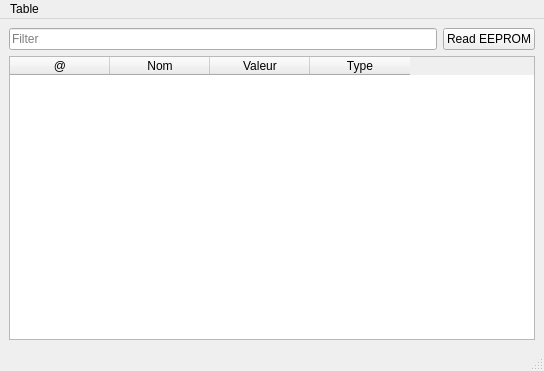
Before: the Qt Designer form PluginModules/EEPROM_CPU/ihm_EEPROM_CPU.ui in CRLG/LABOTBOX, drawn with Qt 5.
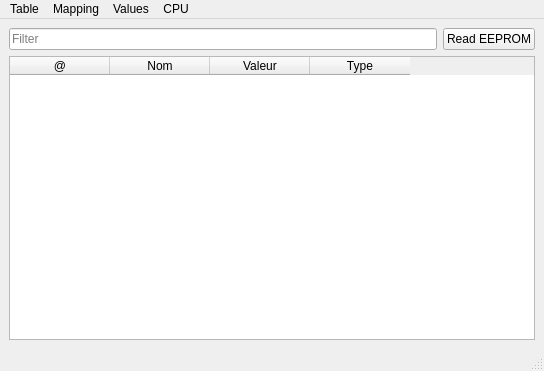
After: the same form once the commit is applied.

Commit message:
[EEPROM_CPU] Ajout des fonctions de lecture et écriture dans des fichiers
- Table
- Mapping
- Valeurs

```diff
--- a/PluginModules/EEPROM_CPU/ihm_EEPROM_CPU.ui
+++ b/PluginModules/EEPROM_CPU/ihm_EEPROM_CPU.ui
@@ -79,9 +79,35 @@
     </property>
     <addaction name="actionOpen"/>
     <addaction name="actionSave"/>
-    <addaction name="actionImport"/>
+    <addaction name="separator"/>
+    <addaction name="actionLockTable"/>
+    <addaction name="actionCleanTable"/>
+   </widget>
+   <widget class="QMenu" name="menuMapping">
+    <property name="title">
+     <string>Mapping</string>
+    </property>
+    <addaction name="actionImportMapping"/>
+    <addaction name="actionExportMapping"/>
+   </widget>
+   <widget class="QMenu" name="menuEEPROM">
+    <property name="title">
+     <string>CPU</string>
+    </property>
+    <addaction name="actionReadEEPROM"/>
+    <addaction name="actionWriteEEPROM"/>
+   </widget>
+   <widget class="QMenu" name="menuValues">
+    <property name="title">
+     <string>Values</string>
+    </property>
+    <addaction name="actionImportValues"/>
+    <addaction name="actionExportValues"/>
    </widget>
    <addaction name="menuTable"/>
+   <addaction name="menuMapping"/>
+   <addaction name="menuValues"/>
+   <addaction name="menuEEPROM"/>
   </widget>
   <widget class="QStatusBar" name="statusbar"/>
   <action name="actionOpen">
```
Left out of the diff: 52 changed lines with no effect on the pictures. The commit also changes 2 other files.
